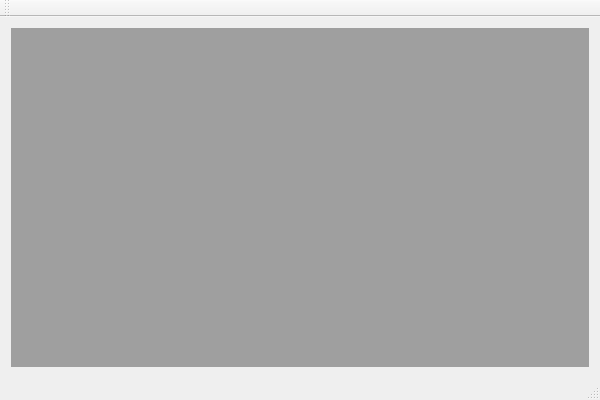
The window that mainwindow.ui (mbobowsk/DarQwin) describes before a commit, drawn with Qt 5.
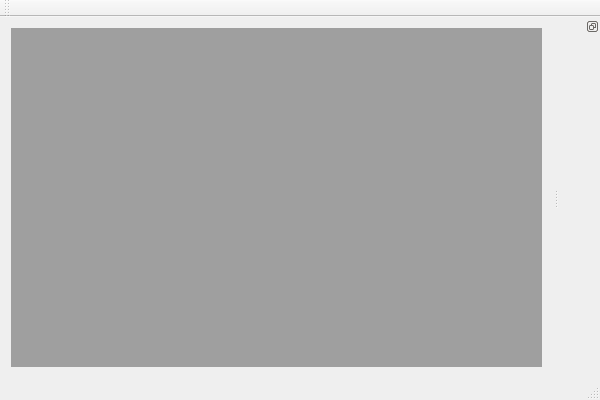
The same window after the commit.

```diff
--- a/mainwindow.ui
+++ b/mainwindow.ui
@@ -18,7 +18,7 @@
     <item row="0" column="0">
      <widget class="QMdiArea" name="mdiArea">
       <property name="sizePolicy">
-       <sizepolicy hsizetype="Expanding" vsizetype="Expanding">
+       <sizepolicy hsizetype="Preferred" vsizetype="Preferred">
         <horstretch>0</horstretch>
         <verstretch>0</verstretch>
        </sizepolicy>
@@ -46,6 +46,37 @@
    </attribute>
   </widget>
   <widget class="QStatusBar" name="statusBar"/>
+  <widget class="QDockWidget" name="dockWidget">
+   <property name="sizePolicy">
+    <sizepolicy hsizetype="Preferred" vsizetype="Preferred">
+     <horstretch>0</horstretch>
+     <verstretch>0</verstretch>
+    </sizepolicy>
+   </property>
+   <property name="minimumSize">
+    <size>
+     <width>0</width>
+     <height>0</height>
+    </size>
+   </property>
+   <property name="features">
+    <set>QDockWidget::DockWidgetFloatable|QDockWidget::DockWidgetMovable</set>
+   </property>
+   <property name="allowedAreas">
+    <set>Qt::BottomDockWidgetArea|Qt::LeftDockWidgetArea|Qt::RightDockWidgetArea</set>
+   </property>
+   <attribute name="dockWidgetArea">
+    <number>2</number>
+   </attribute>
+   <widget class="QWidget" name="dockWidget_2">
+    <property name="minimumSize">
+     <size>
+      <width>0</width>
+      <height>0</height>
+     </size>
+    </property>
+   </widget>
+  </widget>
  </widget>
  <layoutdefault spacing="6" margin="11"/>
  <resources/>
```
